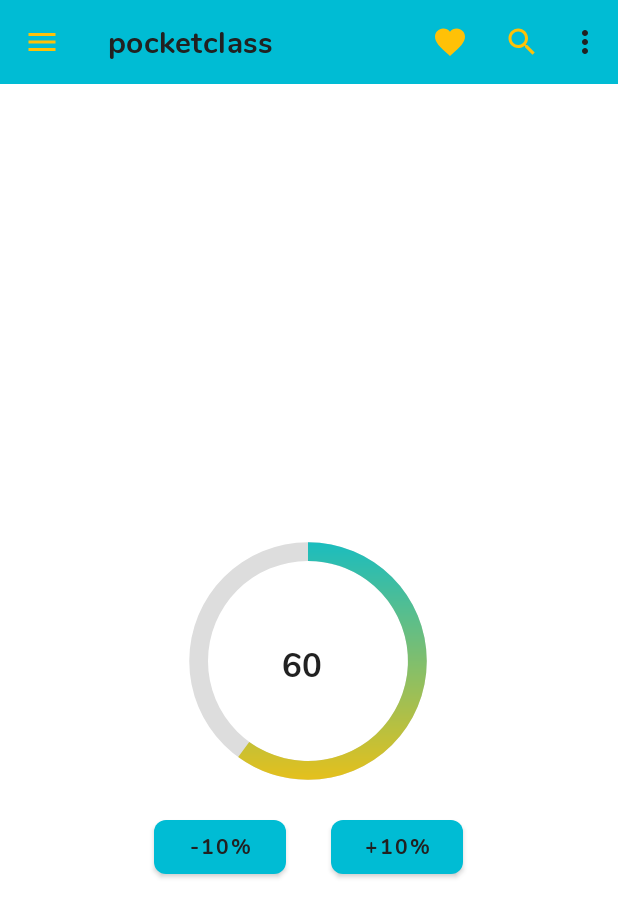
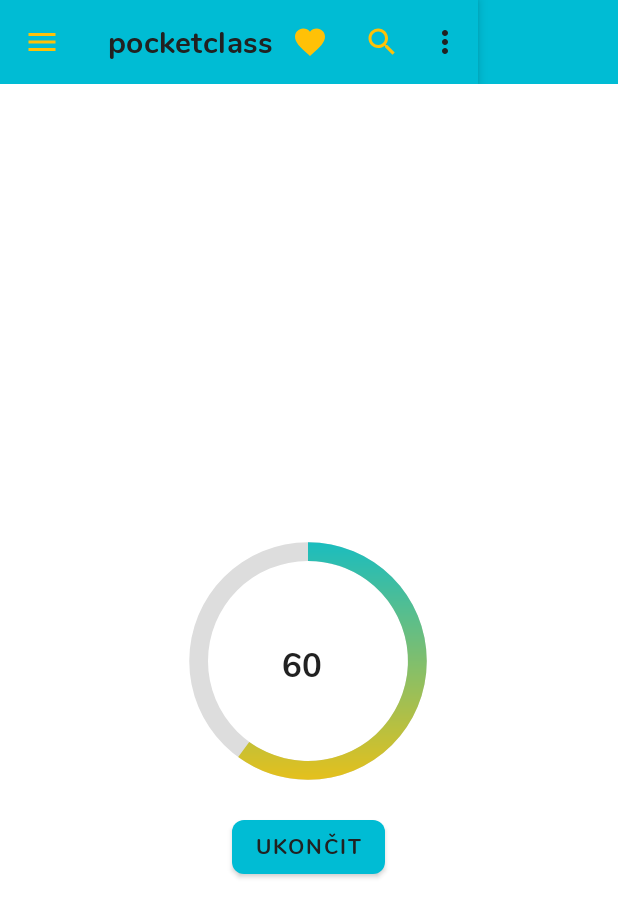
Before and after one commit to vincentstanislav/pocketclass, an Android app: the layout activity_evaluation.xml on its own in the app's theme, with its tools: preview values and no code run, on a phone screen of 412 x 824 dp. Shown: the top 917 px of the screen. Run offline under Robolectric (Android 15) with nearby library versions, the phone set to English and light mode, and no system bars.

Commit message:
evaluation activity with progress bar

```diff
--- a/app/src/main/AndroidManifest.xml
+++ b/app/src/main/AndroidManifest.xml
@@ -12,15 +12,15 @@
         android:theme="@style/AppTheme"
         android:versionCode="4"
         android:versionName="3.1">
-        <activity android:name=".Evaluation">
+        <activity android:name=".Evaluation"/>
+        <activity android:name=".MathMultiplication"/> <!-- <activity android:name=".MathActivity" /> -->
+        <activity android:name=".MathActivity">
             <intent-filter>
                 <action android:name="android.intent.action.MAIN" />
 
                 <category android:name="android.intent.category.LAUNCHER" />
             </intent-filter>
         </activity>
-        <activity android:name=".MathMultiplication" /> <!-- <activity android:name=".MathActivity" /> -->
-        <activity android:name=".MathActivity"/>
     </application>
 
 </manifest>
--- a/app/src/main/res/layout/activity_evaluation.xml
+++ b/app/src/main/res/layout/activity_evaluation.xml
@@ -22,7 +22,7 @@
             <com.google.android.material.appbar.MaterialToolbar
                 android:id="@+id/topAppBar"
                 style="@style/Widget.MaterialComponents.Toolbar.Primary"
-                android:layout_width="match_parent"
+                android:layout_width="wrap_content"
                 android:layout_height="?attr/actionBarSize"
                 app:menu="@menu/top_app_bar"
                 app:navigationIcon="@drawable/ic_baseline_menu_24"
@@ -47,7 +47,7 @@
         app:layout_constraintVertical_bias="0.501" />
 
     <TextView
-        android:id="@+id/text_vire_ptogress"
+        android:id="@+id/text_view_progress"
         android:layout_width="35dp"
         android:layout_height="27dp"
         android:text="60%"
@@ -57,23 +57,13 @@
         app:layout_constraintStart_toStartOf="@+id/progress_bar"
         app:layout_constraintTop_toTopOf="@+id/progress_bar" />
 
-
-    <Button
-        android:id="@+id/button_decr"
-        android:layout_width="wrap_content"
-        android:layout_height="wrap_content"
-        android:text="-10%"
-        app:layout_constraintEnd_toStartOf="@+id/text_vire_ptogress"
-        app:layout_constraintStart_toStartOf="@+id/progress_bar"
-        app:layout_constraintTop_toBottomOf="@+id/progress_bar" />
-
     <Button
         android:id="@+id/button_incr"
         android:layout_width="wrap_content"
         android:layout_height="wrap_content"
-        android:text="+10%"
+        android:text="UKONČIT"
         app:layout_constraintEnd_toEndOf="@+id/progress_bar"
-        app:layout_constraintStart_toEndOf="@+id/text_vire_ptogress"
+        app:layout_constraintStart_toStartOf="@+id/progress_bar"
         app:layout_constraintTop_toBottomOf="@+id/progress_bar" />
 
 </androidx.constraintlayout.widget.ConstraintLayout>
```
Also changed, not shown: app/src/main/java/com/gloxeer/pocketclass/Evaluation.java (+15 -17 lines), app/src/main/java/com/gloxeer/pocketclass/MathMultiplication.java (+17 -3 lines).
